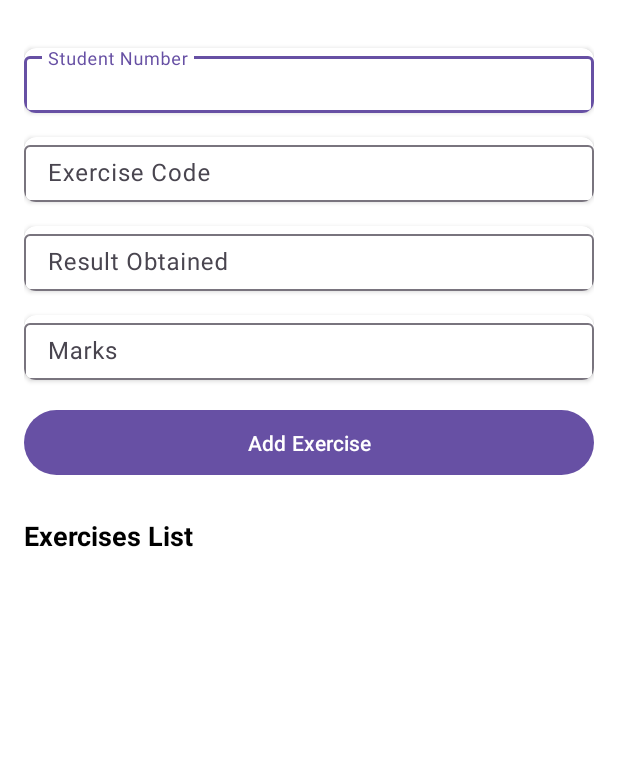
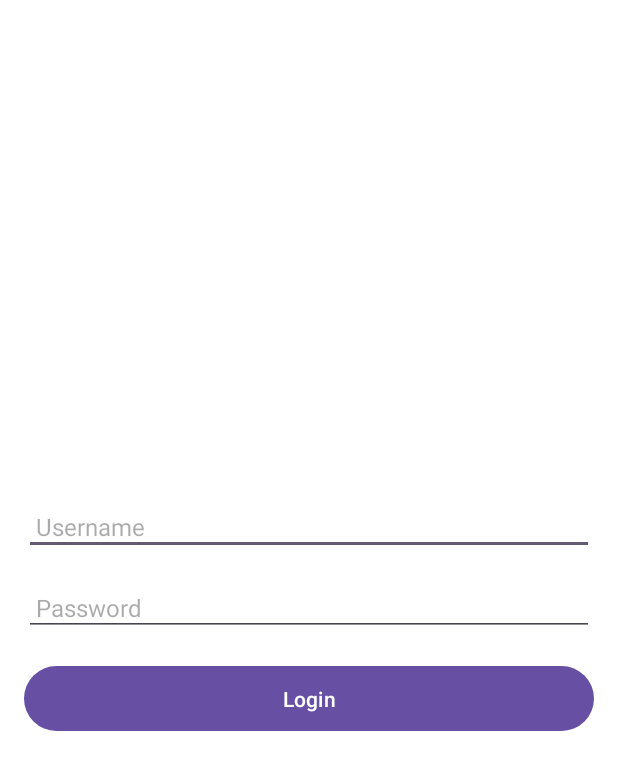
Before and after one commit to ttran375/comp304-assignment4, an Android app: the screen it shows after launch (MainActivity before the commit, LoginActivity after it), on a phone screen of 412 x 824 dp. Shown: the top 770 px of the screen. Run offline under Robolectric (Android 15) with nearby library versions, the phone set to English and light mode, and no system bars.

```diff
--- a/RoomCRUD/app/src/main/AndroidManifest.xml
+++ b/RoomCRUD/app/src/main/AndroidManifest.xml
@@ -15,15 +15,16 @@
         tools:targetApi="31">
 
         <activity
-            android:name=".MainActivity"
+            android:name=".LoginActivity"
             android:exported="true">
             <intent-filter>
                 <action android:name="android.intent.action.MAIN" />
-
                 <category android:name="android.intent.category.LAUNCHER" />
             </intent-filter>
         </activity>
 
+        <activity android:name=".MainActivity" />
+
     </application>
 
 </manifest>
--- /dev/null
+++ b/RoomCRUD/app/src/main/java/app/manohar/roomcrud/LoginActivity.kt
@@ -0,0 +1,35 @@
+package app.manohar.roomcrud
+
+import android.content.Intent
+import android.os.Bundle
+import android.widget.Button
+import android.widget.EditText
+import android.widget.Toast
+import androidx.appcompat.app.AppCompatActivity
+
+class LoginActivity : AppCompatActivity() {
+
+    override fun onCreate(savedInstanceState: Bundle?) {
+        super.onCreate(savedInstanceState)
+        setContentView(R.layout.activity_login)
+
+        val usernameEditText = findViewById<EditText>(R.id.username_et)
+        val passwordEditText = findViewById<EditText>(R.id.password_et)
+        val loginButton = findViewById<Button>(R.id.login_btn)
+
+        loginButton.setOnClickListener {
+            val username = usernameEditText.text.toString()
+            val password = passwordEditText.text.toString()
+
+            if (username == "Instructor" && password == "COMP304Lab4") {
+                // Successful login, navigate to MainActivity
+                val intent = Intent(this, MainActivity::class.java)
+                startActivity(intent)
+                finish() // Finish LoginActivity so that the user can't return to it
+            } else {
+                // Failed login, show a toast message
+                Toast.makeText(this, "Invalid username or password", Toast.LENGTH_SHORT).show()
+            }
+        }
+    }
+}
--- a/RoomCRUD/app/src/main/java/app/manohar/roomcrud/MainActivity.kt
+++ b/RoomCRUD/app/src/main/java/app/manohar/roomcrud/MainActivity.kt
@@ -1,7 +1,7 @@
 package app.manohar.roomcrud
 
+import android.content.Intent
 import android.os.Bundle
-import android.util.Log
 import android.widget.Button
 import android.widget.EditText
 import androidx.appcompat.app.AlertDialog
@@ -30,6 +30,15 @@ class MainActivity : AppCompatActivity(), ExerciseListAdapter.OnItemClickListene
     override fun onCreate(savedInstanceState: Bundle?) {
         super.onCreate(savedInstanceState)
 
+        // Check if the user is logged in
+        if (!isAuthenticated()) {
+            // If not authenticated, redirect to LoginActivity
+            val intent = Intent(this, LoginActivity::class.java)
+            startActivity(intent)
+            finish()
+            return
+        }
+
         // Set up data binding
         binding = DataBindingUtil.setContentView(this, R.layout.activity_main)
 
@@ -50,6 +59,12 @@ class MainActivity : AppCompatActivity(), ExerciseListAdapter.OnItemClickListene
         loadExercises()
     }
 
+    private fun isAuthenticated(): Boolean {
+        // In this simple implementation, we assume that if MainActivity is reached, the user is authenticated.
+        // This can be expanded to check shared preferences, tokens, etc.
+        return true
+    }
+
     // Initialize RecyclerView
     private fun initRecyclerview() {
         binding.userRecycler.layoutManager = LinearLayoutManager(this@MainActivity)
@@ -59,8 +74,6 @@ class MainActivity : AppCompatActivity(), ExerciseListAdapter.OnItemClickListene
     private fun loadExercises() {
         CoroutineScope(Dispatchers.IO).launch {
             val exercises = viewModel.getAllExercises()
-            Log.e("Exercises", exercises.toString())
-
             lifecycleScope.launch(Dispatchers.Main) {
                 initRecyclerview()
                 adapter = ExerciseListAdapter(exercises, this@MainActivity)
--- /dev/null
+++ b/RoomCRUD/app/src/main/res/layout/activity_login.xml
@@ -0,0 +1,37 @@
+<?xml version="1.0" encoding="utf-8"?>
+<LinearLayout xmlns:android="http://schemas.android.com/apk/res/android"
+    android:layout_width="match_parent"
+    android:layout_height="match_parent"
+    android:orientation="vertical"
+    android:padding="16dp"
+    android:gravity="center"
+    android:background="@color/white">
+
+    <EditText
+        android:id="@+id/username_et"
+        android:layout_width="match_parent"
+        android:layout_height="wrap_content"
+        android:hint="Username"
+        android:inputType="text"
+        android:padding="8dp"
+        android:textSize="16sp"/>
+
+    <EditText
+        android:id="@+id/password_et"
+        android:layout_width="match_parent"
+        android:layout_height="wrap_content"
+        android:hint="Password"
+        android:inputType="textPassword"
+        android:padding="8dp"
+        android:textSize="16sp"
+        android:layout_marginTop="16dp"/>
+
+    <Button
+        android:id="@+id/login_btn"
+        android:layout_width="match_parent"
+        android:layout_height="wrap_content"
+        android:text="Login"
+        android:padding="12dp"
+        android:layout_marginTop="16dp"
+        android:textColor="@android:color/white"/>
+</LinearLayout>
```
